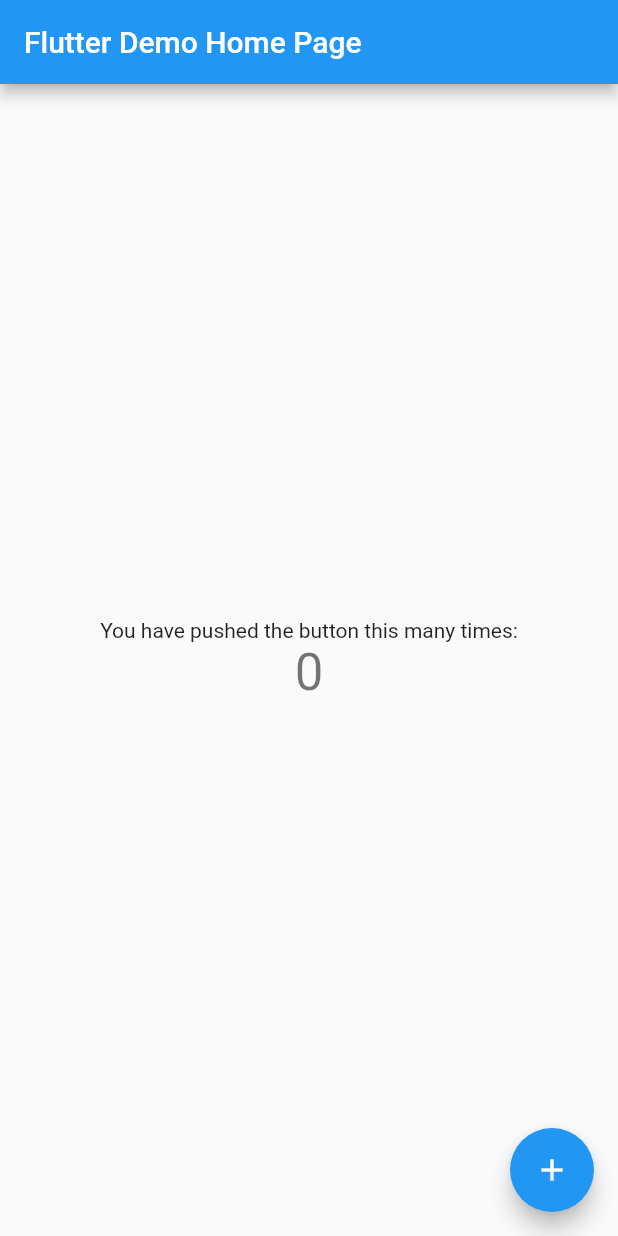
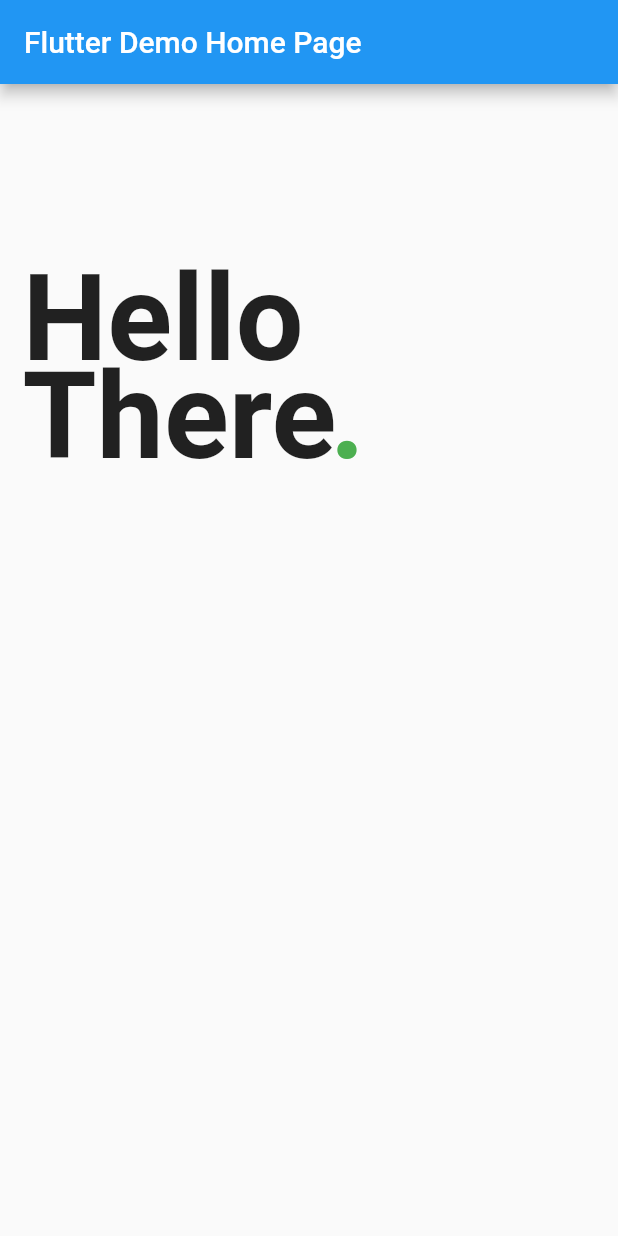
Before and after one commit to vinzaceto/flutter_first_sample, a Flutter app: the screen it shows after launch, on a phone screen of 412 x 824 dp. Run offline on Flutter 3.47's test engine with Material 2 defaults, Android fonts, the phone set to English and light mode, and no system bars.

Commit message:
hello there

```diff
--- a/lib/main.dart
+++ b/lib/main.dart
@@ -44,18 +44,6 @@ class MyHomePage extends StatefulWidget {
 }
 
 class _MyHomePageState extends State<MyHomePage> {
-  int _counter = 0;
-
-  void _incrementCounter() {
-    setState(() {
-      // This call to setState tells the Flutter framework that something has
-      // changed in this State, which causes it to rerun the build method below
-      // so that the display can reflect the updated values. If we changed
-      // _counter without calling setState(), then the build method would not be
-      // called again, and so nothing would appear to happen.
-      _counter++;
-    });
-  }
 
   @override
   Widget build(BuildContext context) {
@@ -71,41 +59,45 @@ class _MyHomePageState extends State<MyHomePage> {
         // the App.build method, and use it to set our appbar title.
         title: Text(widget.title),
       ),
-      body: Center(
+      body: Column(
         // Center is a layout widget. It takes a single child and positions it
         // in the middle of the parent.
-        child: Column(
-          // Column is also layout widget. It takes a list of children and
-          // arranges them vertically. By default, it sizes itself to fit its
-          // children horizontally, and tries to be as tall as its parent.
-          //
-          // Invoke "debug painting" (press "p" in the console, choose the
-          // "Toggle Debug Paint" action from the Flutter Inspector in Android
-          // Studio, or the "Toggle Debug Paint" command in Visual Studio Code)
-          // to see the wireframe for each widget.
-          //
-          // Column has various properties to control how it sizes itself and
-          // how it positions its children. Here we use mainAxisAlignment to
-          // center the children vertically; the main axis here is the vertical
-          // axis because Columns are vertical (the cross axis would be
-          // horizontal).
-          mainAxisAlignment: MainAxisAlignment.center,
           children: <Widget>[
-            Text(
-              'You have pushed the button this many times:',
-            ),
-            Text(
-              '$_counter',
-              style: Theme.of(context).textTheme.display1,
-            ),
+            Container(
+              child: Stack(
+                children: <Widget>[
+                  Container(
+                    padding: EdgeInsets.fromLTRB(15.0, 110.0, 0.0, 0.0),
+                    child: Text(
+                      'Hello',
+                      style: TextStyle(
+                        fontSize: 80.0, fontWeight: FontWeight.bold
+                      ),
+                    ),
+                  ),
+                  Container(
+                    padding: EdgeInsets.fromLTRB(15.0, 175.0, 0.0, 0.0),
+                    child: Text(
+                      'There',
+                      style: TextStyle(
+                          fontSize: 80.0, fontWeight: FontWeight.bold
+                      ),
+                    ),
+                  ),
+                  Container(
+                    padding: EdgeInsets.fromLTRB(220.0, 175.0, 0.0, 0.0),
+                    child: Text(
+                      '.',
+                      style: TextStyle(
+                          fontSize: 80.0, fontWeight: FontWeight.bold, color: Colors.green
+                      ),
+                    ),
+                  )
+                ],
+              ),
+            )
           ],
-        ),
       ),
-      floatingActionButton: FloatingActionButton(
-        onPressed: _incrementCounter,
-        tooltip: 'Increment',
-        child: Icon(Icons.add),
-      ), // This trailing comma makes auto-formatting nicer for build methods.
     );
   }
 }
```
Also changed, not shown: lib/signup.dart (added).
